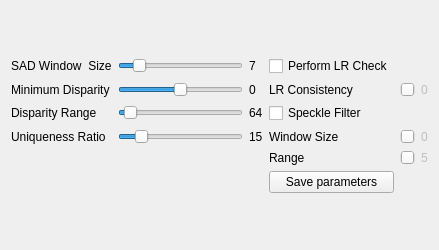
Above: src/matcherwidgetopencvsgbm.ui from i3drobotics/stereo-vision-toolkit before the change. Below: the same form after it.
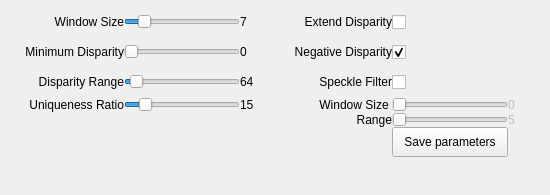
That is the form after the change.

```diff
--- a/src/matcherwidgetopencvsgbm.ui
+++ b/src/matcherwidgetopencvsgbm.ui
@@ -6,101 +6,164 @@
    <rect>
     <x>0</x>
     <y>0</y>
-    <width>404</width>
-    <height>250</height>
+    <width>550</width>
+    <height>195</height>
    </rect>
   </property>
   <property name="sizePolicy">
-   <sizepolicy hsizetype="Preferred" vsizetype="Fixed">
+   <sizepolicy hsizetype="Preferred" vsizetype="Preferred">
     <horstretch>0</horstretch>
     <verstretch>0</verstretch>
    </sizepolicy>
   </property>
   <property name="minimumSize">
    <size>
-    <width>0</width>
-    <height>250</height>
+    <width>550</width>
+    <height>0</height>
    </size>
   </property>
   <property name="maximumSize">
    <size>
     <width>16777215</width>
-    <height>250</height>
+    <height>16777215</height>
    </size>
   </property>
   <property name="windowTitle">
    <string>Form</string>
   </property>
   <layout class="QGridLayout" name="gridLayout_2">
+   <property name="leftMargin">
+    <number>7</number>
+   </property>
+   <property name="topMargin">
+    <number>7</number>
+   </property>
+   <property name="rightMargin">
+    <number>7</number>
+   </property>
+   <property name="bottomMargin">
+    <number>7</number>
+   </property>
    <item row="0" column="0">
-    <layout class="QGridLayout" name="gridLayout">
-     <item row="1" column="0">
-      <widget class="QLabel" name="label_3">
-       <property name="text">
-        <string>Minimum Disparity</string>
+    <layout class="QGridLayout" name="gridLayout" rowstretch="0,0,0,0,0,0" columnstretch="1,1,0,1,1,0" rowminimumheight="0,0,0,0,0,0" columnminimumwidth="0,0,0,0,0,0">
+     <property name="rightMargin">
+      <number>0</number>
+     </property>
+     <property name="spacing">
+      <number>0</number>
+     </property>
+     <item row="0" column="1">
+      <widget class="QSlider" name="blockSizeSlider">
+       <property name="sizePolicy">
+        <sizepolicy hsizetype="Preferred" vsizetype="Preferred">
+         <horstretch>0</horstretch>
+         <verstretch>0</verstretch>
+        </sizepolicy>
+       </property>
+       <property name="minimumSize">
+        <size>
+         <width>0</width>
+         <height>0</height>
+        </size>
+       </property>
+       <property name="maximumSize">
+        <size>
+         <width>16777215</width>
+         <height>16777215</height>
+        </size>
+       </property>
+       <property name="minimum">
+        <number>2</number>
+       </property>
+       <property name="maximum">
+        <number>25</number>
+       </property>
+       <property name="value">
+        <number>5</number>
+       </property>
+       <property name="orientation">
+        <enum>Qt::Horizontal</enum>
        </property>
       </widget>
      </item>
      <item row="0" column="0">
       <widget class="QLabel" name="label_5">
        <property name="text">
-        <string>SAD Window  Size</string>
+        <string>Window Size</string>
+       </property>
+       <property name="alignment">
+        <set>Qt::AlignRight|Qt::AlignTrailing|Qt::AlignVCenter</set>
+       </property>
+       <property name="margin">
+        <number>5</number>
+       </property>
+      </widget>
+     </item>
+     <item row="4" column="5">
+      <widget class="QLabel" name="speckleRangeLabel">
+       <property name="enabled">
+        <bool>false</bool>
+       </property>
+       <property name="minimumSize">
+        <size>
+         <width>35</width>
+         <height>0</height>
+        </size>
+       </property>
+       <property name="text">
+        <string>5</string>
+       </property>
+       <property name="margin">
+        <number>5</number>
        </property>
       </widget>
      </item>
      <item row="0" column="2">
       <widget class="QLabel" name="blockSizeLabel">
+       <property name="minimumSize">
+        <size>
+         <width>35</width>
+         <height>0</height>
+        </size>
+       </property>
        <property name="text">
         <string>7</string>
        </property>
+       <property name="margin">
+        <number>5</number>
+       </property>
       </widget>
      </item>
-     <item row="1" column="2">
-      <widget class="QLabel" name="minDisparityLabel">
+     <item row="2" column="0">
+      <widget class="QLabel" name="label_4">
        <property name="text">
-        <string>0</string>
+        <string>Disparity Range</string>
        </property>
-      </widget>
-     </item>
-     <item row="0" column="1">
-      <widget class="QSlider" name="blockSizeSlider">
-       <property name="minimumSize">
-        <size>
-         <width>125</width>
-         <height>0</height>
-        </size>
+       <property name="alignment">
+        <set>Qt::AlignRight|Qt::AlignTrailing|Qt::AlignVCenter</set>
        </property>
-       <property name="maximumSize">
-        <size>
-         <width>175</width>
-         <height>16777215</height>
-        </size>
-       </property>
-       <property name="minimum">
-        <number>2</number>
-       </property>
-       <property name="maximum">
-        <number>25</number>
-       </property>
-       <property name="value">
+       <property name="margin">
         <number>5</number>
        </property>
-       <property name="orientation">
-        <enum>Qt::Horizontal</enum>
-       </property>
       </widget>
      </item>
      <item row="2" column="1">
       <widget class="QSlider" name="disparityRangeSlider">
+       <property name="sizePolicy">
+        <sizepolicy hsizetype="Preferred" vsizetype="Preferred">
+         <horstretch>0</horstretch>
+         <verstretch>0</verstretch>
+        </sizepolicy>
+       </property>
        <property name="minimumSize">
         <size>
-         <width>125</width>
+         <width>0</width>
          <height>0</height>
         </size>
        </property>
        <property name="maximumSize">
         <size>
-         <width>175</width>
+         <width>16777215</width>
          <height>16777215</height>
         </size>
        </property>
@@ -121,38 +184,39 @@
        </property>
       </widget>
      </item>
-     <item row="3" column="2">
-      <widget class="QLabel" name="uniquenessRatioLabel">
-       <property name="text">
-        <string>15</string>
+     <item row="2" column="2">
+      <widget class="QLabel" name="disparityRangeLabel">
+       <property name="minimumSize">
+        <size>
+         <width>35</width>
+         <height>0</height>
+        </size>
        </property>
-      </widget>
-     </item>
-     <item row="2" column="0">
-      <widget class="QLabel" name="label_4">
        <property name="text">
-        <string>Disparity Range</string>
+        <string>64</string>
        </property>
-      </widget>
-     </item>
-     <item row="3" column="0">
-      <widget class="QLabel" name="label_9">
-       <property name="text">
-        <string>Uniqueness Ratio</string>
+       <property name="margin">
+        <number>5</number>
        </property>
       </widget>
      </item>
      <item row="3" column="1">
       <widget class="QSlider" name="uniquenessRatioSlider">
+       <property name="sizePolicy">
+        <sizepolicy hsizetype="Preferred" vsizetype="Preferred">
+         <horstretch>0</horstretch>
+         <verstretch>0</verstretch>
+        </sizepolicy>
+       </property>
        <property name="minimumSize">
         <size>
-         <width>125</width>
+         <width>0</width>
          <height>0</height>
         </size>
        </property>
        <property name="maximumSize">
         <size>
-         <width>175</width>
+         <width>16777215</width>
          <height>16777215</height>
         </size>
        </property>
@@ -167,22 +231,86 @@
        </property>
       </widget>
      </item>
+     <item row="3" column="0">
+      <widget class="QLabel" name="label_9">
+       <property name="text">
+        <string>Uniqueness Ratio</string>
+       </property>
+       <property name="alignment">
+        <set>Qt::AlignRight|Qt::AlignTrailing|Qt::AlignVCenter</set>
+       </property>
+       <property name="margin">
+        <number>5</number>
+       </property>
+      </widget>
+     </item>
+     <item row="3" column="2">
+      <widget class="QLabel" name="uniquenessRatioLabel">
+       <property name="minimumSize">
+        <size>
+         <width>35</width>
+         <height>0</height>
+        </size>
+       </property>
+       <property name="text">
+        <string>15</string>
+       </property>
+       <property name="margin">
+        <number>5</number>
+       </property>
+      </widget>
+     </item>
+     <item row="1" column="0">
+      <widget class="QLabel" name="label_3">
+       <property name="text">
+        <string>Minimum Disparity</string>
+       </property>
+       <property name="alignment">
+        <set>Qt::AlignRight|Qt::AlignTrailing|Qt::AlignVCenter</set>
+       </property>
+       <property name="margin">
+        <number>5</number>
+       </property>
+      </widget>
+     </item>
+     <item row="1" column="2">
+      <widget class="QLabel" name="minDisparityLabel">
+       <property name="minimumSize">
+        <size>
+         <width>35</width>
+         <height>0</height>
+        </size>
+       </property>
+       <property name="text">
+        <string>0</string>
+       </property>
+       <property name="margin">
+        <number>5</number>
+       </property>
+      </widget>
+     </item>
      <item row="1" column="1">
       <widget class="QSlider" name="minDisparitySlider">
+       <property name="sizePolicy">
+        <sizepolicy hsizetype="Preferred" vsizetype="Preferred">
+         <horstretch>0</horstretch>
+         <verstretch>0</verstretch>
+        </sizepolicy>
+       </property>
        <property name="minimumSize">
         <size>
-         <width>125</width>
+         <width>0</width>
          <height>0</height>
         </size>
        </property>
        <property name="maximumSize">
         <size>
-         <width>175</width>
+         <width>16777215</width>
          <height>16777215</height>
         </size>
        </property>
        <property name="minimum">
-        <number>-1024</number>
+        <number>0</number>
        </property>
        <property name="maximum">
         <number>1024</number>
@@ -192,60 +320,69 @@
        </property>
       </widget>
      </item>
-     <item row="2" column="2">
-      <widget class="QLabel" name="disparityRangeLabel">
-       <property name="text">
-        <string>64</string>
-       </property>
-      </widget>
-     </item>
-     <item row="2" column="3">
-      <widget class="QCheckBox" name="speckleFilterCheck">
-       <property name="text">
-        <string>Speckle Filter</string>
-       </property>
-      </widget>
-     </item>
-     <item row="0" column="3">
-      <widget class="QCheckBox" name="consistencyCheck">
-       <property name="text">
-        <string>Perform LR Check</string>
-       </property>
-      </widget>
-     </item>
-     <item row="1" column="3">
-      <widget class="QLabel" name="label_7">
-       <property name="text">
-        <string>LR Consistency</string>
-       </property>
-      </widget>
-     </item>
-     <item row="1" column="4">
-      <widget class="QSlider" name="consistencySlider">
+     <item row="4" column="4">
+      <widget class="QSlider" name="speckleRangeSlider">
        <property name="enabled">
         <bool>false</bool>
        </property>
+       <property name="sizePolicy">
+        <sizepolicy hsizetype="Preferred" vsizetype="Preferred">
+         <horstretch>0</horstretch>
+         <verstretch>0</verstretch>
+        </sizepolicy>
+       </property>
+       <property name="minimumSize">
+        <size>
+         <width>0</width>
+         <height>0</height>
+        </size>
+       </property>
+       <property name="maximumSize">
+        <size>
+         <width>16777215</width>
+         <height>16777215</height>
+        </size>
+       </property>
        <property name="minimum">
-        <number>0</number>
+        <number>5</number>
        </property>
        <property name="maximum">
-        <number>32</number>
-       </property>
-       <property name="value">
-        <number>10</number>
+        <number>500</number>
        </property>
        <property name="orientation">
         <enum>Qt::Horizontal</enum>
        </property>
       </widget>
      </item>
-     <item row="1" column="5">
-      <widget class="QLabel" name="consistencyLabel">
-       <property name="enabled">
-        <bool>false</bool>
+     <item row="5" column="4">
+      <widget class="QPushButton" name="saveParametersButton">
+       <property name="sizePolicy">
+        <sizepolicy hsizetype="Preferred" vsizetype="Preferred">
+         <horstretch>0</horstretch>
+         <verstretch>0</verstretch>
+        </sizepolicy>
        </property>
+       <property name="minimumSize">
+        <size>
+         <width>0</width>
+         <height>30</height>
+        </size>
+       </property>
        <property name="text">
-        <string>0</string>
+        <string>Save parameters</string>
+       </property>
+      </widget>
+     </item>
+     <item row="4" column="3">
+      <widget class="QLabel" name="label_6">
+       <property name="text">
+        <string>Range</string>
+       </property>
+       <property name="alignment">
+        <set>Qt::AlignRight|Qt::AlignTrailing|Qt::AlignVCenter</set>
+       </property>
+       <property name="margin">
+        <number>5</number>
        </property>
       </widget>
      </item>
@@ -254,19 +391,11 @@
        <property name="text">
         <string>Window Size </string>
        </property>
-      </widget>
-     </item>
-     <item row="5" column="3">
-      <widget class="QLabel" name="label_6">
-       <property name="text">
-        <string>Range</string>
+       <property name="alignment">
+        <set>Qt::AlignRight|Qt::AlignTrailing|Qt::AlignVCenter</set>
        </property>
-      </widget>
-     </item>
-     <item row="6" column="3">
-      <widget class="QPushButton" name="saveParametersButton">
-       <property name="text">
-        <string>Save parameters</string>
+       <property name="margin">
+        <number>5</number>
        </property>
       </widget>
      </item>
@@ -275,9 +404,21 @@
        <property name="enabled">
         <bool>false</bool>
        </property>
+       <property name="sizePolicy">
+        <sizepolicy hsizetype="Preferred" vsizetype="Preferred">
+         <horstretch>0</horstretch>
+         <verstretch>0</verstretch>
+        </sizepolicy>
+       </property>
+       <property name="minimumSize">
+        <size>
+         <width>0</width>
+         <height>0</height>
+        </size>
+       </property>
        <property name="maximumSize">
         <size>
-         <width>175</width>
+         <width>16777215</width>
          <height>16777215</height>
         </size>
        </property>
@@ -292,50 +433,130 @@
        </property>
       </widget>
      </item>
-     <item row="5" column="4">
-      <widget class="QSlider" name="speckleRangeSlider">
-       <property name="enabled">
-        <bool>false</bool>
-       </property>
-       <property name="maximumSize">
-        <size>
-         <width>175</width>
-         <height>16777215</height>
-        </size>
-       </property>
-       <property name="minimum">
-        <number>5</number>
-       </property>
-       <property name="maximum">
-        <number>500</number>
-       </property>
-       <property name="orientation">
-        <enum>Qt::Horizontal</enum>
-       </property>
-      </widget>
-     </item>
      <item row="3" column="5">
       <widget class="QLabel" name="speckleWindowLabel">
        <property name="enabled">
         <bool>false</bool>
        </property>
+       <property name="minimumSize">
+        <size>
+         <width>35</width>
+         <height>0</height>
+        </size>
+       </property>
        <property name="text">
         <string>0</string>
        </property>
+       <property name="margin">
+        <number>5</number>
+       </property>
       </widget>
      </item>
-     <item row="5" column="5">
-      <widget class="QLabel" name="speckleRangeLabel">
-       <property name="enabled">
-        <bool>false</bool>
+     <item row="0" column="4">
+      <widget class="QCheckBox" name="checkBoxExtendDisparity">
+       <property name="minimumSize">
+        <size>
+         <width>0</width>
+         <height>30</height>
+        </size>
        </property>
        <property name="text">
-        <string>5</string>
+        <string/>
+       </property>
+      </widget>
+     </item>
+     <item row="0" column="3">
+      <widget class="QLabel" name="label_2">
+       <property name="layoutDirection">
+        <enum>Qt::RightToLeft</enum>
+       </property>
+       <property name="text">
+        <string>Extend Disparity</string>
+       </property>
+       <property name="alignment">
+        <set>Qt::AlignRight|Qt::AlignTrailing|Qt::AlignVCenter</set>
+       </property>
+       <property name="margin">
+        <number>5</number>
+       </property>
+      </widget>
+     </item>
+     <item row="1" column="4">
+      <widget class="QCheckBox" name="checkBoxNegativeDisparity">
+       <property name="minimumSize">
+        <size>
+         <width>0</width>
+         <height>30</height>
+        </size>
+       </property>
+       <property name="text">
+        <string/>
+       </property>
+       <property name="checked">
+        <bool>true</bool>
+       </property>
+      </widget>
+     </item>
+     <item row="1" column="3">
+      <widget class="QLabel" name="label_7">
+       <property name="layoutDirection">
+        <enum>Qt::RightToLeft</enum>
+       </property>
+       <property name="text">
+        <string>Negative Disparity</string>
+       </property>
+       <property name="alignment">
+        <set>Qt::AlignRight|Qt::AlignTrailing|Qt::AlignVCenter</set>
+       </property>
+       <property name="margin">
+        <number>5</number>
+       </property>
+      </widget>
+     </item>
+     <item row="2" column="4">
+      <widget class="QCheckBox" name="speckleFilterCheck">
+       <property name="minimumSize">
+        <size>
+         <width>0</width>
+         <height>30</height>
+        </size>
+       </property>
+       <property name="text">
+        <string/>
+       </property>
+      </widget>
+     </item>
+     <item row="2" column="3">
+      <widget class="QLabel" name="label_8">
+       <property name="layoutDirection">
+        <enum>Qt::LeftToRight</enum>
+       </property>
+       <property name="text">
+        <string>Speckle Filter</string>
+       </property>
+       <property name="alignment">
+        <set>Qt::AlignRight|Qt::AlignTrailing|Qt::AlignVCenter</set>
+       </property>
+       <property name="margin">
+        <number>5</number>
        </property>
       </widget>
      </item>
     </layout>
    </item>
+   <item row="1" column="0">
+    <spacer name="verticalSpacer">
+     <property name="orientation">
+      <enum>Qt::Vertical</enum>
+     </property>
+     <property name="sizeHint" stdset="0">
+      <size>
+       <width>0</width>
+       <height>0</height>
+      </size>
+     </property>
+    </spacer>
+   </item>
   </layout>
  </widget>
  <resources/>
```
